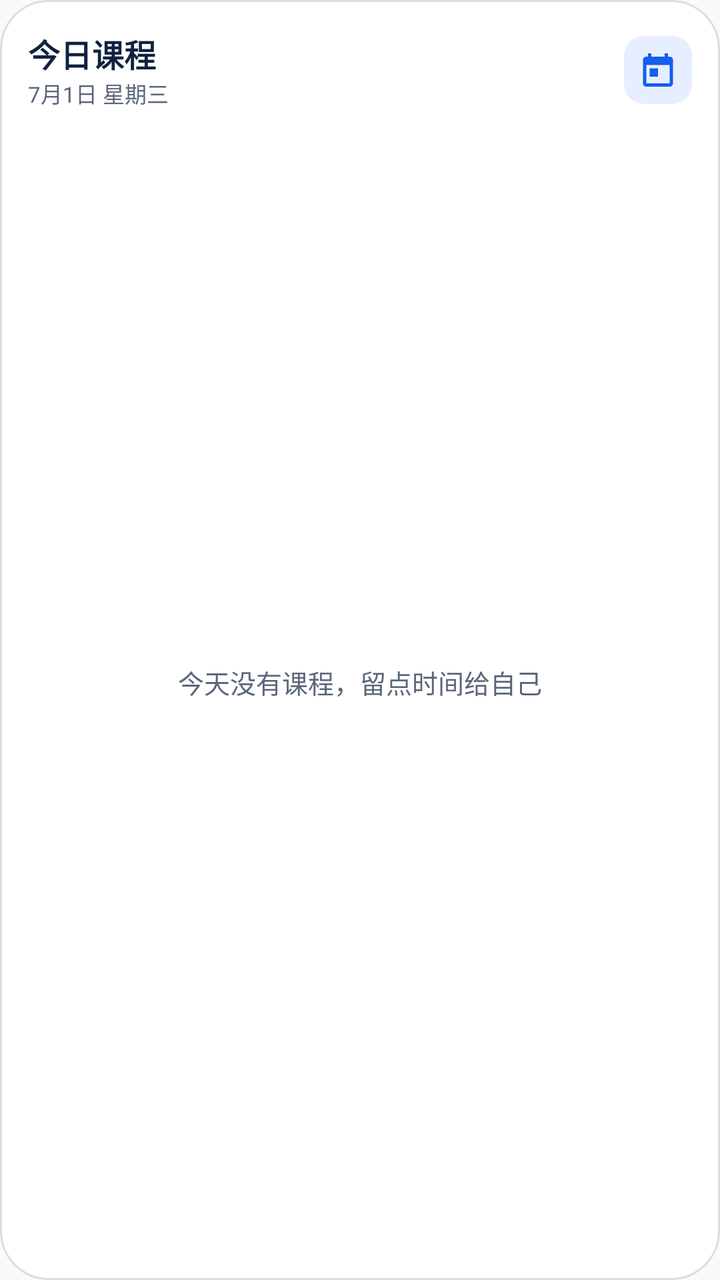
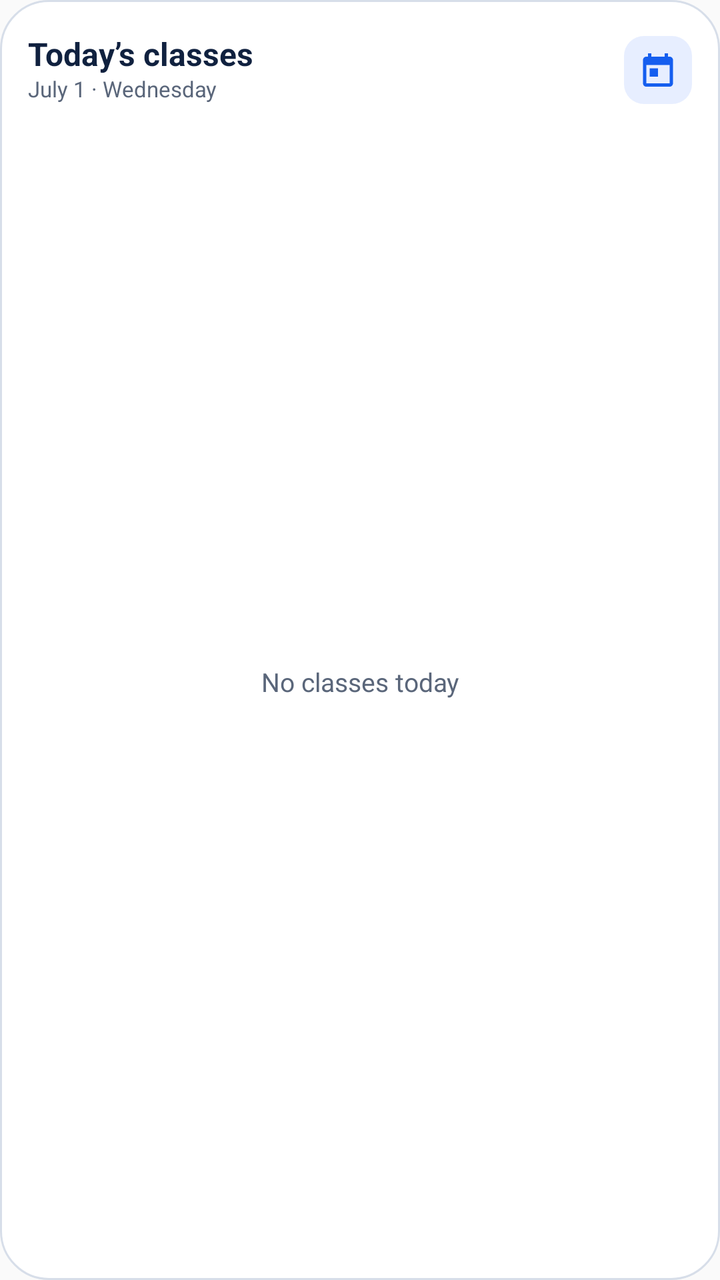

Screens rendered from an Android XML layout before and after an edit, with the pre-edit source and the edit as a unified diff.
<!-- AndroidManifest.xml: application theme Theme.Keshu -->
<!-- res/layout/schedule_widget_layout.xml -->
<?xml version="1.0" encoding="utf-8"?>
<LinearLayout xmlns:android="http://schemas.android.com/apk/res/android"
    android:id="@+id/schedule_widget_root"
    android:layout_width="match_parent"
    android:layout_height="match_parent"
    android:background="@drawable/widget_background"
    android:orientation="vertical"
    android:padding="14dp">

    <LinearLayout
        android:id="@+id/schedule_widget_header"
        android:layout_width="match_parent"
        android:layout_height="42dp"
        android:gravity="center_vertical"
        android:orientation="horizontal">

        <LinearLayout
            android:layout_width="0dp"
            android:layout_height="wrap_content"
            android:layout_weight="1"
            android:orientation="vertical">
            <TextView
                android:id="@+id/schedule_widget_title"
                android:layout_width="wrap_content"
                android:layout_height="wrap_content"
                android:includeFontPadding="false"
                android:text="今日课程"
                android:textColor="#10213F"
                android:textSize="16sp"
                android:textStyle="bold" />
            <TextView
                android:id="@+id/schedule_widget_date"
                android:layout_width="wrap_content"
                android:layout_height="wrap_content"
                android:text="7月1日 星期三"
                android:textColor="#5A667A"
                android:textSize="11sp" />
        </LinearLayout>

        <ImageView
            android:layout_width="34dp"
            android:layout_height="34dp"
            android:background="@drawable/widget_accent_background"
            android:contentDescription="今日课程"
            android:padding="7dp"
            android:scaleType="centerInside"
            android:src="@drawable/ic_widget_schedule" />
    </LinearLayout>

    <TextView
        android:id="@+id/schedule_widget_empty"
        android:layout_width="match_parent"
        android:layout_height="0dp"
        android:layout_weight="1"
        android:gravity="center"
        android:text="今天没有课程，留点时间给自己"
        android:textColor="#5A667A"
        android:textSize="13sp" />

    <LinearLayout android:id="@+id/schedule_widget_course_1" style="@style/WidgetCourseRow" android:visibility="gone">
        <TextView android:id="@+id/schedule_widget_course_time_1" style="@style/WidgetCourseTime" />
        <TextView android:id="@+id/schedule_widget_course_title_1" style="@style/WidgetCourseTitle" />
        <TextView android:id="@+id/schedule_widget_course_room_1" style="@style/WidgetCourseRoom" />
    </LinearLayout>
    <LinearLayout android:id="@+id/schedule_widget_course_2" style="@style/WidgetCourseRow" android:visibility="gone">
        <TextView android:id="@+id/schedule_widget_course_time_2" style="@style/WidgetCourseTime" />
        <TextView android:id="@+id/schedule_widget_course_title_2" style="@style/WidgetCourseTitle" />
        <TextView android:id="@+id/schedule_widget_course_room_2" style="@style/WidgetCourseRoom" />
    </LinearLayout>
    <LinearLayout android:id="@+id/schedule_widget_course_3" style="@style/WidgetCourseRow" android:visibility="gone">
        <TextView android:id="@+id/schedule_widget_course_time_3" style="@style/WidgetCourseTime" />
        <TextView android:id="@+id/schedule_widget_course_title_3" style="@style/WidgetCourseTitle" />
        <TextView android:id="@+id/schedule_widget_course_room_3" style="@style/WidgetCourseRoom" />
    </LinearLayout>

    <LinearLayout
        android:id="@+id/schedule_widget_exam"
        android:layout_width="match_parent"
        android:layout_height="52dp"
        android:layout_marginTop="8dp"
        android:background="@drawable/widget_exam_background"
        android:gravity="center_vertical"
        android:orientation="horizontal"
        android:paddingHorizontal="12dp"
        android:visibility="gone">
        <TextView
            android:layout_width="wrap_content"
            android:layout_height="wrap_content"
            android:text="考试"
            android:textColor="#C7650A"
            android:textSize="11sp"
            android:textStyle="bold" />
        <LinearLayout
            android:layout_width="0dp"
            android:layout_height="match_parent"
            android:layout_marginStart="10dp"
            android:layout_weight="1"
            android:gravity="center_vertical"
            android:orientation="vertical">

            <TextView
                android:id="@+id/schedule_widget_exam_title"
                android:layout_width="match_parent"
                android:layout_height="wrap_content"
                android:ellipsize="end"
                android:maxLines="1"
                android:textColor="#10213F"
                android:textSize="12sp"
                android:textStyle="bold" />

            <TextView
                android:id="@+id/schedule_widget_exam_meta"
                android:layout_width="match_parent"
                android:layout_height="wrap_content"
                android:ellipsize="end"
                android:maxLines="1"
                android:textColor="#5A667A"
                android:textSize="10sp" />
        </LinearLayout>
    </LinearLayout>
</LinearLayout>
<!-- resources referenced by this layout -->
<resources>
  <!-- drawable ic_widget_schedule (drawable) -->
  <vector xmlns:android="http://schemas.android.com/apk/res/android"
      android:width="24dp"
      android:height="24dp"
      android:viewportWidth="24"
      android:viewportHeight="24">
      <path
          android:fillColor="#155EEF"
          android:pathData="M19,4H18V2H16V4H8V2H6V4H5C3.89,4 3,4.9 3,6V20C3,21.1 3.89,22 5,22H19C20.1,22 21,21.1 21,20V6C21,4.9 20.1,4 19,4ZM19,20H5V9H19V20ZM7,11H12V16H7V11Z" />
  </vector>
  <!-- drawable widget_accent_background (drawable) -->
  <?xml version="1.0" encoding="utf-8"?>
  <shape xmlns:android="http://schemas.android.com/apk/res/android" android:shape="rectangle">
      <solid android:color="#E7EEFF" />
      <corners android:radius="10dp" />
  </shape>
  <!-- drawable widget_background (drawable) -->
  <?xml version="1.0" encoding="utf-8"?>
  <shape xmlns:android="http://schemas.android.com/apk/res/android" android:shape="rectangle">
      <solid android:color="#FAFFFFFF" />
      <stroke android:width="1dp" android:color="#D7DEE9" />
      <corners android:radius="24dp" />
  </shape>
  <!-- drawable widget_exam_background (drawable) -->
  <?xml version="1.0" encoding="utf-8"?>
  <shape xmlns:android="http://schemas.android.com/apk/res/android" android:shape="rectangle">
      <solid android:color="#FFF8ED" />
      <stroke android:width="1dp" android:color="#F0D5AE" />
      <corners android:radius="12dp" />
  </shape>
  <style name="WidgetCourseRoom">
          <item name="android:layout_width">wrap_content</item>
          <item name="android:layout_height">wrap_content</item>
          <item name="android:ellipsize">end</item>
          <item name="android:maxLines">1</item>
          <item name="android:textColor">#14805E</item>
          <item name="android:textSize">10sp</item>
      </style>
  <style name="WidgetCourseRow">
          <item name="android:layout_width">match_parent</item>
          <item name="android:layout_height">38dp</item>
          <item name="android:layout_marginTop">5dp</item>
          <item name="android:background">@drawable/widget_row_background</item>
          <item name="android:gravity">center_vertical</item>
          <item name="android:orientation">horizontal</item>
          <item name="android:paddingHorizontal">10dp</item>
      </style>
  <style name="WidgetCourseTime">
          <item name="android:layout_width">48dp</item>
          <item name="android:layout_height">wrap_content</item>
          <item name="android:textColor">#155EEF</item>
          <item name="android:textSize">11sp</item>
          <item name="android:textStyle">bold</item>
      </style>
  <style name="WidgetCourseTitle">
          <item name="android:layout_width">0dp</item>
          <item name="android:layout_height">wrap_content</item>
          <item name="android:layout_weight">1</item>
          <item name="android:ellipsize">end</item>
          <item name="android:maxLines">1</item>
          <item name="android:textColor">#10213F</item>
          <item name="android:textSize">12sp</item>
          <item name="android:textStyle">bold</item>
      </style>
  <style name="Theme.Keshu" parent="android:style/Theme.Material.Light.NoActionBar">
          <item name="android:windowLightStatusBar">true</item>
      </style>
  <!-- drawable widget_row_background (drawable) -->
  <?xml version="1.0" encoding="utf-8"?>
  <shape xmlns:android="http://schemas.android.com/apk/res/android" android:shape="rectangle">
      <solid android:color="#F7F9FC" />
      <corners android:radius="12dp" />
  </shape>
</resources>

<!-- the commit's change to res/layout/schedule_widget_layout.xml (unified diff, before → after) -->
@@ -24,7 +24,7 @@
                 android:layout_width="wrap_content"
                 android:layout_height="wrap_content"
                 android:includeFontPadding="false"
-                android:text="今日课程"
+                android:text="@string/widget_today_schedule"
                 android:textColor="#10213F"
                 android:textSize="16sp"
                 android:textStyle="bold" />
@@ -32,7 +32,7 @@
                 android:id="@+id/schedule_widget_date"
                 android:layout_width="wrap_content"
                 android:layout_height="wrap_content"
-                android:text="7月1日 星期三"
+                android:text="@string/widget_date_placeholder"
                 android:textColor="#5A667A"
                 android:textSize="11sp" />
         </LinearLayout>
@@ -41,7 +41,7 @@
             android:layout_width="34dp"
             android:layout_height="34dp"
             android:background="@drawable/widget_accent_background"
-            android:contentDescription="今日课程"
+            android:contentDescription="@string/widget_today_schedule"
             android:padding="7dp"
             android:scaleType="centerInside"
             android:src="@drawable/ic_widget_schedule" />
@@ -53,7 +53,7 @@
         android:layout_height="0dp"
         android:layout_weight="1"
         android:gravity="center"
-        android:text="今天没有课程，留点时间给自己"
+        android:text="@string/widget_no_classes"
         android:textColor="#5A667A"
         android:textSize="13sp" />
 
@@ -86,7 +86,7 @@
         <TextView
             android:layout_width="wrap_content"
             android:layout_height="wrap_content"
-            android:text="考试"
+            android:text="@string/widget_exam_label"
             android:textColor="#C7650A"
             android:textSize="11sp"
             android:textStyle="bold" />
@@ -115,7 +115,7 @@
                 android:ellipsize="end"
                 android:maxLines="1"
                 android:textColor="#5A667A"
-                android:textSize="10sp" />
+                android:textSize="11sp" />
         </LinearLayout>
     </LinearLayout>
 </LinearLayout>
<!-- resource entries referenced after the edit -->
@@ -30,6 +30,10 @@
       <stroke android:width="1dp" android:color="#F0D5AE" />
       <corners android:radius="12dp" />
   </shape>
+  <string name="widget_date_placeholder">July 1 · Wednesday</string>
+  <string name="widget_exam_label">Exam</string>
+  <string name="widget_no_classes">No classes today</string>
+  <string name="widget_today_schedule">Today’s classes</string>
   <style name="WidgetCourseRoom">
           <item name="android:layout_width">wrap_content</item>
           <item name="android:layout_height">wrap_content</item>
